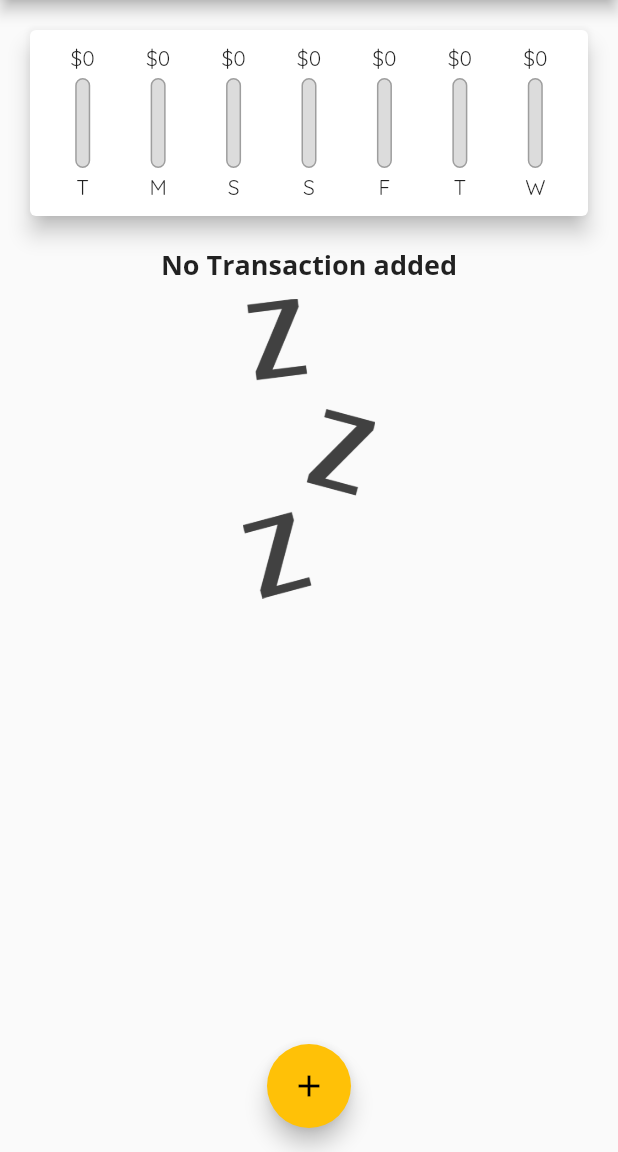
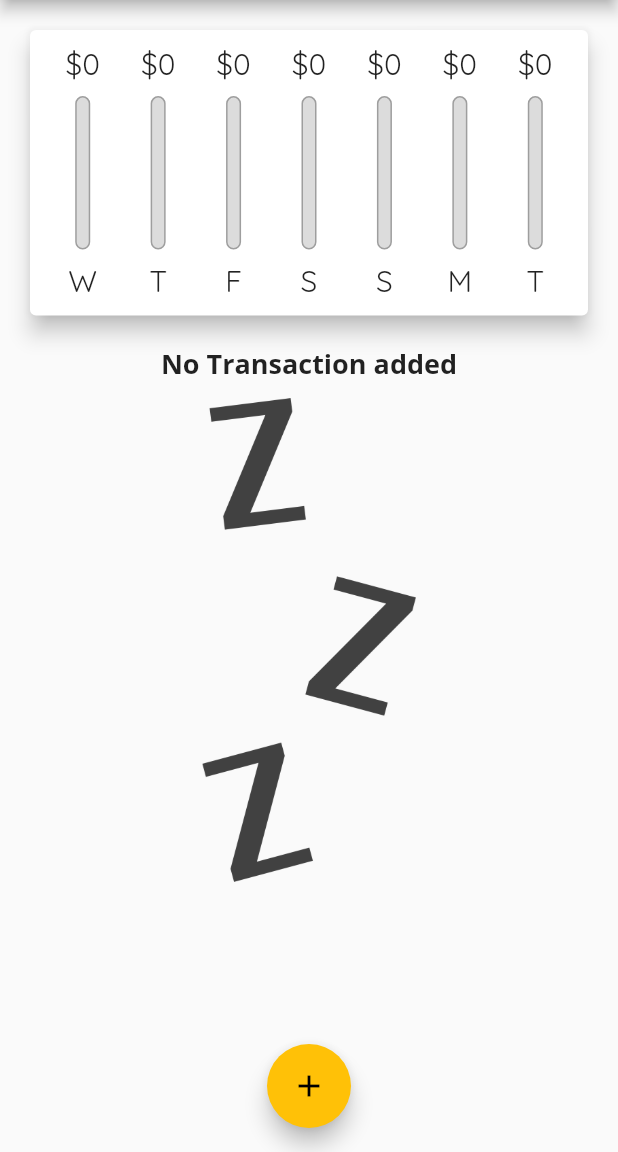
Before and after one commit to johnnyaustor/flutter-todo-app, a Flutter app: the screen it shows after launch, on a phone screen of 412 x 824 dp, the part 84-1236 px from its top. Run offline on Flutter 3.47's test engine with Material 2 defaults, Android fonts, the phone set to English and light mode, and no system bars.

Commit message:
rotate flexibility

```diff
--- a/lib/main.dart
+++ b/lib/main.dart
@@ -1,4 +1,5 @@
 import 'package:flutter/material.dart';
+// import 'package:flutter/services.dart';
 import 'widgets/chart.dart';
 
 import './widgets/new_transaction.dart';
@@ -6,6 +7,12 @@ import 'models/transaction.dart';
 import 'widgets/transaction_list.dart';
 
 void main() {
+  // Only Potrait Mode
+  // WidgetsFlutterBinding.ensureInitialized();
+  // SystemChrome.setPreferredOrientations([
+  //   DeviceOrientation.portraitUp,
+  //   DeviceOrientation.portraitDown,
+  // ]);
   runApp(const MyApp());
 }
 
@@ -27,7 +34,7 @@ class MyApp extends StatelessWidget {
             fontSize: 18,
           ),
         ),
-        appBarTheme: AppBarTheme(
+        appBarTheme: const AppBarTheme(
           titleTextStyle: TextStyle(
             fontFamily: 'OpenSans',
             fontSize: 20,
@@ -58,6 +65,8 @@ class _MyHomePageState extends State<MyHomePage> {
     //     date: DateTime.now()),
   ];
 
+  bool _showChart = false;
+
   List<Transaction> get _recentTransactions {
     return _transactions.where((tx) {
       return tx.date.isAfter(
@@ -68,16 +77,22 @@ class _MyHomePageState extends State<MyHomePage> {
     }).toList();
   }
 
-  void _addTransaction(String title, double amount) {
+  void _addTransaction(String title, double amount, DateTime chosenDate) {
     final tx = Transaction(
       title: title,
       amount: amount,
-      date: DateTime.now(),
+      date: chosenDate,
       id: DateTime.now().toString(),
     );
 
     setState(() {
       _transactions.add(tx);
+    });
+  }
+
+  void _deletTransaction(String id) {
+    setState(() {
+      _transactions.removeWhere((trx) => trx.id == id);
     });
   }
 
@@ -96,9 +111,9 @@ class _MyHomePageState extends State<MyHomePage> {
 
   @override
   Widget build(BuildContext context) {
-    print('main reload');
-    return Scaffold(
-      appBar: AppBar(
+    final isLandscape =
+        MediaQuery.of(context).orientation == Orientation.landscape;
+    final appBar = AppBar(
       title: const Text('Personal Expenses'),
       actions: [
         IconButton(
@@ -106,14 +121,55 @@ class _MyHomePageState extends State<MyHomePage> {
           onPressed: () => _startNewTransaction(context),
         )
       ],
-      ),
+    );
+    final txListWidget = SizedBox(
+      height: (MediaQuery.of(context).size.height -
+              appBar.preferredSize.height -
+              MediaQuery.of(context).padding.top) *
+          0.7,
+      child: TransactionList(_transactions, _deletTransaction),
+    );
+    return Scaffold(
+      appBar: appBar,
       body: SingleChildScrollView(
         child: Column(
           mainAxisAlignment: MainAxisAlignment.start,
           crossAxisAlignment: CrossAxisAlignment.stretch,
           children: [
-            Chart(_recentTransactions),
-            TransactionList(_transactions),
+            if (isLandscape)
+              Row(
+                mainAxisAlignment: MainAxisAlignment.center,
+                children: [
+                  const Text('show chart'),
+                  Switch(
+                    value: _showChart,
+                    onChanged: (val) {
+                      setState(() {
+                        _showChart = val;
+                      });
+                    },
+                  ),
+                ],
+              ),
+            if (!isLandscape)
+              SizedBox(
+                height: (MediaQuery.of(context).size.height -
+                        appBar.preferredSize.height -
+                        MediaQuery.of(context).padding.top) *
+                    0.3,
+                child: Chart(_recentTransactions),
+              ),
+            if (!isLandscape) txListWidget,
+            if (isLandscape)
+              _showChart
+                  ? SizedBox(
+                      height: (MediaQuery.of(context).size.height -
+                              appBar.preferredSize.height -
+                              MediaQuery.of(context).padding.top) *
+                          0.7,
+                      child: Chart(_recentTransactions),
+                    )
+                  : txListWidget,
           ],
         ),
       ),
--- a/lib/widgets/chart.dart
+++ b/lib/widgets/chart.dart
@@ -25,7 +25,7 @@ class Chart extends StatelessWidget {
         'day': DateFormat.E().format(weekDay).substring(0, 1),
         'amount': totalAmount,
       };
-    });
+    }).reversed.toList();
   }
 
   double get maxSpending {
@@ -38,9 +38,9 @@ class Chart extends StatelessWidget {
   Widget build(BuildContext context) {
     return Card(
       elevation: 6,
-      margin: EdgeInsets.all(20),
+      margin: const EdgeInsets.all(20),
       child: Container(
-        padding: EdgeInsets.all(10),
+        padding: const EdgeInsets.all(10),
         child: Row(
           mainAxisAlignment: MainAxisAlignment.spaceAround,
           children: groupTransaction.map((data) {
--- a/lib/widgets/chart_bar.dart
+++ b/lib/widgets/chart_bar.dart
@@ -14,18 +14,24 @@ class ChartBar extends StatelessWidget {
 
   @override
   Widget build(BuildContext context) {
+    return LayoutBuilder(builder: (ctx, constraints) {
       return Column(
         children: [
-        FittedBox(child: Text('\$${spendingAmount.toStringAsFixed(0)}')),
-        SizedBox(height: 4),
-        Container(
-          height: 60,
+          SizedBox(
+            height: constraints.maxHeight * 0.15,
+            child: FittedBox(
+              child: Text('\$${spendingAmount.toStringAsFixed(0)}'),
+            ),
+          ),
+          SizedBox(height: constraints.maxHeight * 0.05),
+          SizedBox(
+            height: constraints.maxHeight * 0.6,
             width: 10,
             child: Stack(children: [
               Container(
                 decoration: BoxDecoration(
                   border: Border.all(color: Colors.grey, width: 1.0),
-                color: Color.fromRGBO(220, 220, 220, 1),
+                  color: const Color.fromRGBO(220, 220, 220, 1),
                   borderRadius: BorderRadius.circular(20),
                 ),
               ),
@@ -40,9 +46,13 @@ class ChartBar extends StatelessWidget {
               ),
             ]),
           ),
-        SizedBox(height: 4),
-        Text(label),
+          SizedBox(height: constraints.maxHeight * 0.05),
+          SizedBox(
+            height: constraints.maxHeight * 0.15,
+            child: FittedBox(child: Text(label)),
+          ),
         ],
       );
+    });
   }
 }
--- a/lib/widgets/transaction_list.dart
+++ b/lib/widgets/transaction_list.dart
@@ -4,15 +4,15 @@ import 'package:intl/intl.dart';
 
 class TransactionList extends StatelessWidget {
   final List<Transaction> _transactions;
+  final Function onDelete;
 
-  TransactionList(this._transactions);
+  TransactionList(this._transactions, this.onDelete);
 
   @override
   Widget build(BuildContext context) {
-    return Container(
-      height: 300,
-      child: _transactions.isEmpty
-          ? Column(
+    return _transactions.isEmpty
+        ? LayoutBuilder(builder: (ctx, contraints) {
+            return Column(
               children: [
                 Text(
                   'No Transaction added',
@@ -21,63 +21,50 @@ class TransactionList extends StatelessWidget {
                 const SizedBox(
                   height: 10,
                 ),
-                Container(
-                  height: 200,
+                SizedBox(
+                  height: contraints.maxHeight * 0.6,
                   child: Image.asset(
                     'assets/images/waiting.png',
                     fit: BoxFit.cover,
                   ),
                 ),
               ],
-            )
+            );
+          })
         : ListView.builder(
             itemBuilder: (context, index) {
               return Card(
-                  child: Row(
-                    children: [
-                      Container(
+                elevation: 5,
                 margin: const EdgeInsets.symmetric(
-                          vertical: 10,
-                          horizontal: 15,
+                  vertical: 8,
+                  horizontal: 5,
                 ),
-                        decoration: BoxDecoration(
-                          border: Border.all(
-                            color: Theme.of(context).primaryColor,
-                            width: 2,
-                          ),
-                        ),
-                        padding: const EdgeInsets.all(10),
-                        child: Text(
-                          '\$${_transactions[index].amount.toStringAsFixed(2)}',
-                          style: TextStyle(
-                            fontWeight: FontWeight.bold,
-                            fontSize: 20,
-                            color: Theme.of(context).primaryColor,
+                child: ListTile(
+                  leading: CircleAvatar(
+                    radius: 30,
+                    child: Padding(
+                      padding: const EdgeInsets.all(6),
+                      child: FittedBox(
+                        child: Text('\$${_transactions[index].amount}'),
                       ),
                     ),
                   ),
-                      Column(
-                        crossAxisAlignment: CrossAxisAlignment.start,
-                        children: [
-                          Text(
+                  title: Text(
                     _transactions[index].title,
                     style: Theme.of(context).textTheme.headline6,
                   ),
-                          Text(
-                            DateFormat.yMMMd()
-                                .format(_transactions[index].date),
-                            style: const TextStyle(
-                              color: Colors.grey,
+                  subtitle: Text(
+                    DateFormat.yMMMd().format(_transactions[index].date),
                   ),
+                  trailing: IconButton(
+                    icon: const Icon(Icons.delete),
+                    color: Theme.of(context).errorColor,
+                    onPressed: () => onDelete(_transactions[index].id),
                   ),
-                        ],
-                      )
-                    ],
                 ),
               );
             },
             itemCount: _transactions.length,
-            ),
           );
   }
 }
```
Also changed, not shown: lib/widgets/new_transaction.dart (+48 -8 lines), 1 other file. Lines whose indentation alone changed are shown as unchanged.
